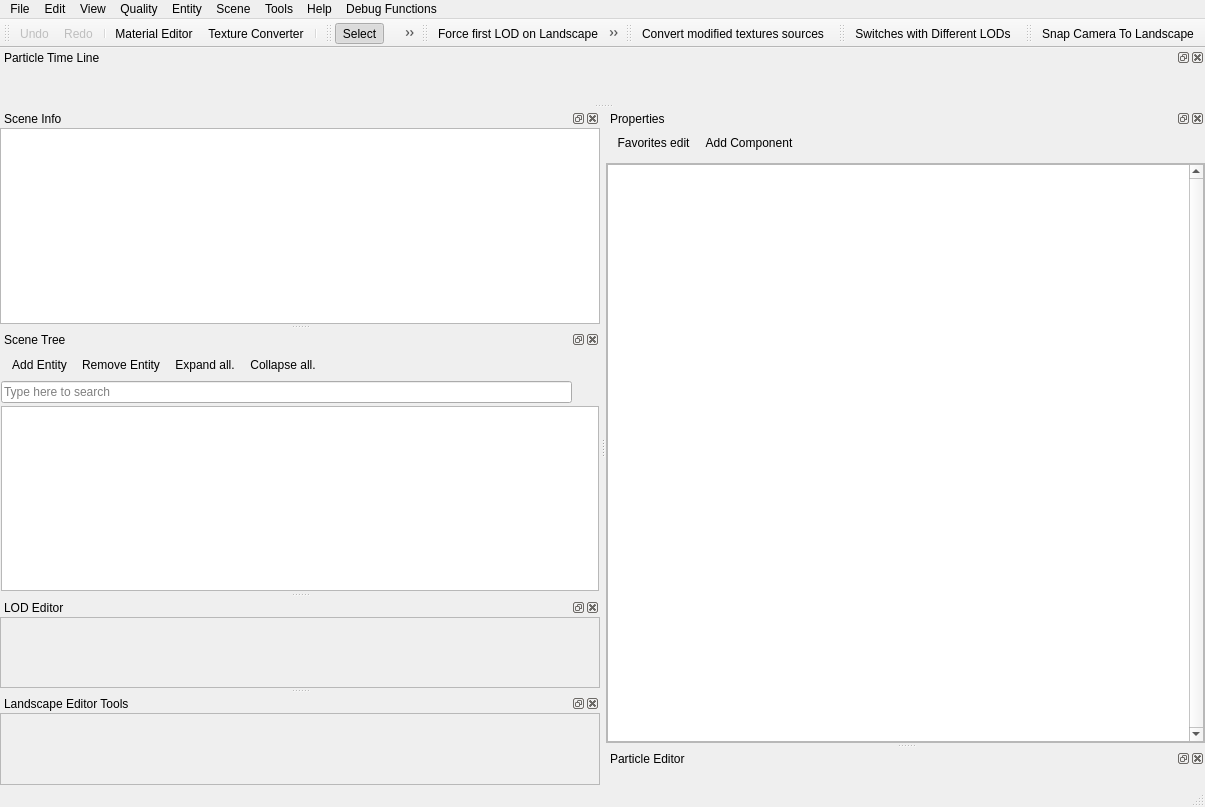
xaoctech/dava.engine, file Programs/ResourceEditor/DataQt/mainwindow.ui: the form before one commit.
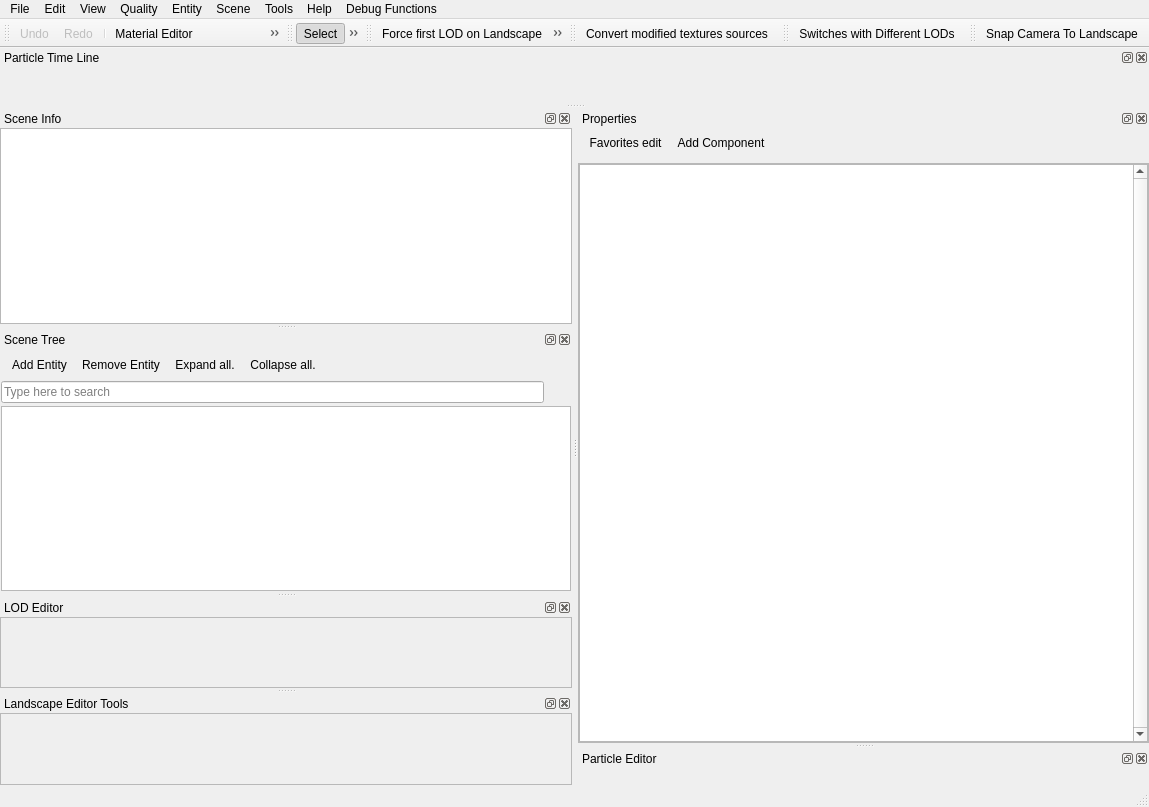
The form after the commit. Icons and pictures are not drawn. Custom widgets are drawn as their Qt base class.

Diff of the .ui file:
```diff
--- a/Programs/ResourceEditor/DataQt/mainwindow.ui
+++ b/Programs/ResourceEditor/DataQt/mainwindow.ui
@@ -6,7 +6,7 @@
    <rect>
     <x>0</x>
     <y>0</y>
-    <width>1205</width>
+    <width>1149</width>
     <height>807</height>
    </rect>
   </property>
@@ -173,8 +173,8 @@
     <rect>
      <x>0</x>
      <y>0</y>
-     <width>1205</width>
-     <height>22</height>
+     <width>1149</width>
+     <height>21</height>
     </rect>
    </property>
    <property name="path" stdset="0">
@@ -633,7 +633,7 @@
           <x>0</x>
           <y>0</y>
           <width>256</width>
-          <height>76</height>
+          <height>71</height>
          </rect>
         </property>
        </widget>
@@ -743,7 +743,7 @@
           <x>0</x>
           <y>0</y>
           <width>256</width>
-          <height>76</height>
+          <height>72</height>
          </rect>
         </property>
        </widget>
```
Left out of the diff: 108 changed lines with no effect on the pictures.
